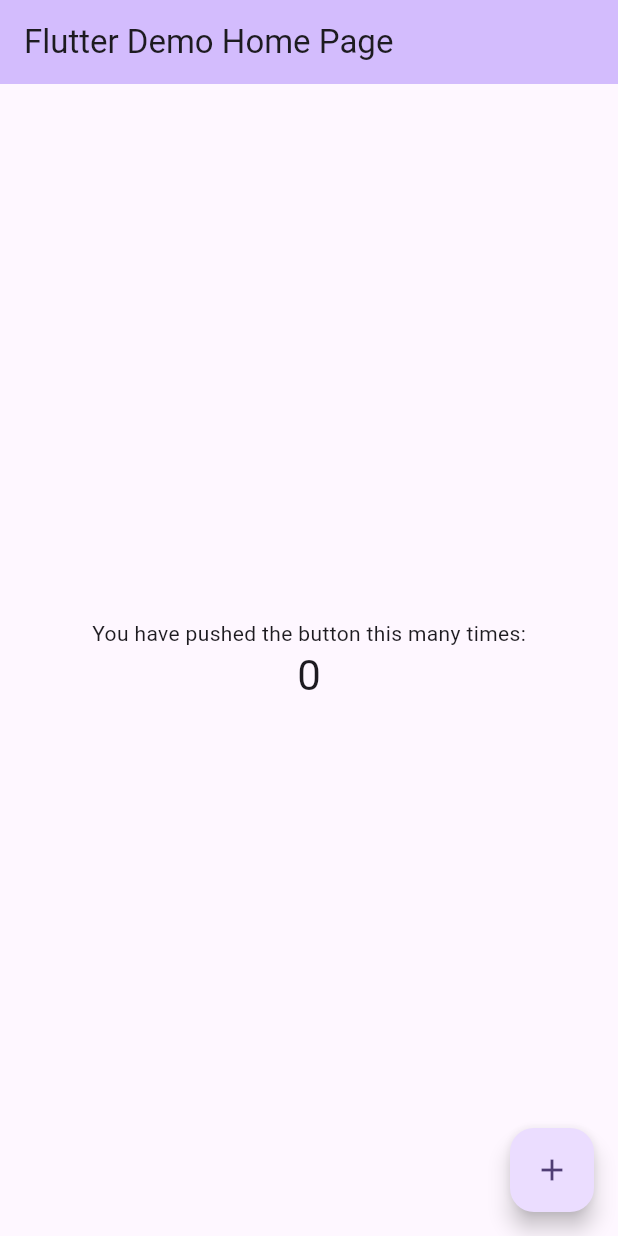
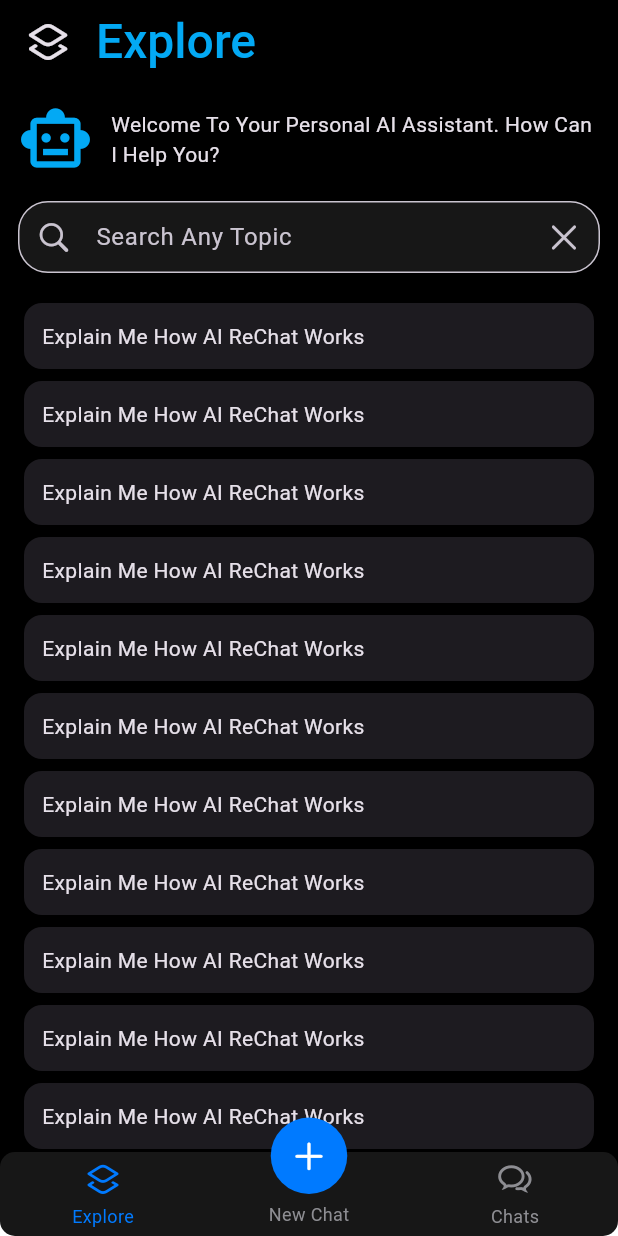
Before and after one commit to Reinvy/flutter-rechat, a Flutter app: the screen it shows after launch, on a phone screen of 412 x 824 dp. Run offline on Flutter 3.47's test engine with Material 3 defaults, Android fonts, the phone set to English and light mode, and no system bars; drawn by our look-alikes of persistent_bottom_nav_bar; our stand-ins replace bloc, flutter_bloc.

Commit message:
update progress UI

```diff
--- /dev/null
+++ b/lib/features/explore/presentation/bloc/home_bloc.dart
@@ -0,0 +1,13 @@
+import 'package:bloc/bloc.dart';
+import 'package:meta/meta.dart';
+
+part 'home_event.dart';
+part 'home_state.dart';
+
+class HomeBloc extends Bloc<HomeEvent, HomeState> {
+  HomeBloc() : super(HomeInitial()) {
+    on<HomeEvent>((event, emit) {
+      // TODO: implement event handler
+    });
+  }
+}
--- /dev/null
+++ b/lib/features/explore/presentation/bloc/home_event.dart
@@ -0,0 +1,4 @@
+part of 'home_bloc.dart';
+
+@immutable
+sealed class HomeEvent {}
--- /dev/null
+++ b/lib/features/explore/presentation/bloc/home_state.dart
@@ -0,0 +1,6 @@
+part of 'home_bloc.dart';
+
+@immutable
+sealed class HomeState {}
+
+final class HomeInitial extends HomeState {}
--- /dev/null
+++ b/lib/features/explore/presentation/screens/explore_screen.dart
@@ -0,0 +1,95 @@
+import 'package:flutter/cupertino.dart';
+import 'package:flutter/material.dart';
+
+class ExploreScreen extends StatelessWidget {
+  const ExploreScreen({super.key});
+
+  @override
+  Widget build(BuildContext context) {
+    return Scaffold(
+      backgroundColor: CupertinoColors.black,
+      appBar: AppBar(
+        backgroundColor: CupertinoColors.black,
+        title: const Row(
+          children: [
+            Icon(
+              CupertinoIcons.layers,
+              size: 32,
+            ),
+            SizedBox(
+              width: 16,
+            ),
+            Text(
+              "Explore",
+              style: TextStyle(
+                fontSize: 32,
+                color: Colors.lightBlue,
+                fontWeight: FontWeight.w500,
+              ),
+            ),
+          ],
+        ),
+      ),
+      body: Padding(
+        padding: const EdgeInsets.all(12),
+        child: Column(
+          children: [
+            const Row(
+              children: [
+                Icon(
+                  Icons.smart_toy_outlined,
+                  color: Colors.lightBlue,
+                  size: 50,
+                ),
+                SizedBox(
+                  width: 12,
+                ),
+                Expanded(
+                  child: Text(
+                    "Welcome To Your Personal AI Assistant. How Can I Help You?",
+                  ),
+                ),
+              ],
+            ),
+            const SizedBox(
+              height: 16,
+            ),
+            TextFormField(
+              decoration: InputDecoration(
+                contentPadding: const EdgeInsets.symmetric(horizontal: 12),
+                hintText: "Search Any Topic",
+                prefixIcon: const Icon(CupertinoIcons.search),
+                suffixIcon: const Icon(CupertinoIcons.clear),
+                filled: true,
+                fillColor: CupertinoColors.darkBackgroundGray,
+                border: OutlineInputBorder(
+                  borderRadius: BorderRadius.circular(20),
+                ),
+              ),
+            ),
+            const SizedBox(
+              height: 16,
+            ),
+            Expanded(
+              child: ListView.builder(
+                itemCount: 20,
+                itemBuilder: (context, index) {
+                  return const Card(
+                    child: Padding(
+                      padding: EdgeInsets.all(12),
+                      child: Row(
+                        children: [
+                          Text("Explain Me How AI ReChat Works"),
+                        ],
+                      ),
+                    ),
+                  );
+                },
+              ),
+            )
+          ],
+        ),
+      ),
+    );
+  }
+}
--- a/lib/main.dart
+++ b/lib/main.dart
@@ -1,4 +1,8 @@
 import 'package:flutter/material.dart';
+import 'package:flutter_bloc/flutter_bloc.dart';
+import 'package:rechat/main_navigation.dart';
+
+import 'features/explore/presentation/bloc/home_bloc.dart';
 
 void main() {
   runApp(const MyApp());
@@ -7,119 +11,21 @@ void main() {
 class MyApp extends StatelessWidget {
   const MyApp({super.key});
 
-  // This widget is the root of your application.
   @override
   Widget build(BuildContext context) {
-    return MaterialApp(
-      title: 'Flutter Demo',
-      theme: ThemeData(
-        // This is the theme of your application.
-        //
-        // TRY THIS: Try running your application with "flutter run". You'll see
-        // the application has a purple toolbar. Then, without quitting the app,
-        // try changing the seedColor in the colorScheme below to Colors.green
-        // and then invoke "hot reload" (save your changes or press the "hot
-        // reload" button in a Flutter-supported IDE, or press "r" if you used
-        // the command line to start the app).
-        //
-        // Notice that the counter didn't reset back to zero; the application
-        // state is not lost during the reload. To reset the state, use hot
-        // restart instead.
-        //
-        // This works for code too, not just values: Most code changes can be
-        // tested with just a hot reload.
-        colorScheme: ColorScheme.fromSeed(seedColor: Colors.deepPurple),
-        useMaterial3: true,
+    return MultiBlocProvider(
+      providers: [
+        BlocProvider(
+          create: (context) => HomeBloc(),
+        )
+      ],
+      child: MaterialApp(
+        title: 'ReChat',
+        theme: ThemeData.dark(
+          useMaterial3: true,
+        ),
+        home: const MainNavigation(),
       ),
-      home: const MyHomePage(title: 'Flutter Demo Home Page'),
     );
   }
 }
-
-class MyHomePage extends StatefulWidget {
-  const MyHomePage({super.key, required this.title});
-
-  // This widget is the home page of your application. It is stateful, meaning
-  // that it has a State object (defined below) that contains fields that affect
-  // how it looks.
-
-  // This class is the configuration for the state. It holds the values (in this
-  // case the title) provided by the parent (in this case the App widget) and
-  // used by the build method of the State. Fields in a Widget subclass are
-  // always marked "final".
-
-  final String title;
-
-  @override
-  State<MyHomePage> createState() => _MyHomePageState();
-}
-
-class _MyHomePageState extends State<MyHomePage> {
-  int _counter = 0;
-
-  void _incrementCounter() {
-    setState(() {
-      // This call to setState tells the Flutter framework that something has
-      // changed in this State, which causes it to rerun the build method below
-      // so that the display can reflect the updated values. If we changed
-      // _counter without calling setState(), then the build method would not be
-      // called again, and so nothing would appear to happen.
-      _counter++;
-    });
-  }
-
-  @override
-  Widget build(BuildContext context) {
-    // This method is rerun every time setState is called, for instance as done
-    // by the _incrementCounter method above.
-    //
-    // The Flutter framework has been optimized to make rerunning build methods
-    // fast, so that you can just rebuild anything that needs updating rather
-    // than having to individually change instances of widgets.
-    return Scaffold(
-      appBar: AppBar(
-        // TRY THIS: Try changing the color here to a specific color (to
-        // Colors.amber, perhaps?) and trigger a hot reload to see the AppBar
-        // change color while the other colors stay the same.
-        backgroundColor: Theme.of(context).colorScheme.inversePrimary,
-        // Here we take the value from the MyHomePage object that was created by
-        // the App.build method, and use it to set our appbar title.
-        title: Text(widget.title),
-      ),
-      body: Center(
-        // Center is a layout widget. It takes a single child and positions it
-        // in the middle of the parent.
-        child: Column(
-          // Column is also a layout widget. It takes a list of children and
-          // arranges them vertically. By default, it sizes itself to fit its
-          // children horizontally, and tries to be as tall as its parent.
-          //
-          // Column has various properties to control how it sizes itself and
-          // how it positions its children. Here we use mainAxisAlignment to
-          // center the children vertically; the main axis here is the vertical
-          // axis because Columns are vertical (the cross axis would be
-          // horizontal).
-          //
-          // TRY THIS: Invoke "debug painting" (choose the "Toggle Debug Paint"
-          // action in the IDE, or press "p" in the console), to see the
-          // wireframe for each widget.
-          mainAxisAlignment: MainAxisAlignment.center,
-          children: <Widget>[
-            const Text(
-              'You have pushed the button this many times:',
-            ),
-            Text(
-              '$_counter',
-              style: Theme.of(context).textTheme.headlineMedium,
-            ),
-          ],
-        ),
-      ),
-      floatingActionButton: FloatingActionButton(
-        onPressed: _incrementCounter,
-        tooltip: 'Increment',
-        child: const Icon(Icons.add),
-      ), // This trailing comma makes auto-formatting nicer for build methods.
-    );
-  }
-}
--- /dev/null
+++ b/lib/main_navigation.dart
@@ -0,0 +1,119 @@
+import 'package:flutter/cupertino.dart';
+import 'package:flutter/material.dart';
+import 'package:flutter/services.dart';
+import 'package:persistent_bottom_nav_bar/persistent_tab_view.dart';
+import 'package:rechat/features/chat/presentation/screens/ai_rechat_screen.dart';
+import 'package:rechat/features/chat/presentation/screens/history_chat_screen.dart';
+import 'package:rechat/features/explore/presentation/screens/explore_screen.dart';
+
+class MainNavigation extends StatelessWidget {
+  const MainNavigation({super.key});
+
+  List<Widget> _buildScreens() {
+    return [
+      const ExploreScreen(),
+      const AIReChatScreen(),
+      const HistoryChatScreen(),
+    ];
+  }
+
+  List<PersistentBottomNavBarItem> _navBarsItems() {
+    return [
+      PersistentBottomNavBarItem(
+        icon: const Icon(CupertinoIcons.layers),
+        title: ("Explore"),
+        activeColorPrimary: CupertinoColors.activeBlue,
+        inactiveColorPrimary: CupertinoColors.systemGrey,
+      ),
+      PersistentBottomNavBarItem(
+        onPressed: (context) {
+          Navigator.of(context!, rootNavigator: true).push(
+            MaterialPageRoute(
+              builder: (context) => const AIReChatScreen(),
+            ),
+          );
+        },
+        icon: const Icon(CupertinoIcons.add),
+        title: ("New Chat"),
+        activeColorSecondary: CupertinoColors.white,
+        activeColorPrimary: CupertinoColors.activeBlue,
+        inactiveColorPrimary: CupertinoColors.systemGrey,
+      ),
+      PersistentBottomNavBarItem(
+        icon: const Icon(CupertinoIcons.chat_bubble_2),
+        title: ("Chats"),
+        activeColorPrimary: CupertinoColors.activeBlue,
+        inactiveColorPrimary: CupertinoColors.systemGrey,
+      ),
+    ];
+  }
+
+  void _showBackDialog(context) {
+    showDialog<void>(
+      context: context,
+      builder: (BuildContext context) {
+        return AlertDialog(
+          title: const Text('Konfirmasi'),
+          content: const Text(
+            'Apakah Anda yakin ingin keluar dari aplikasi?',
+          ),
+          actions: <Widget>[
+            TextButton(
+              style: TextButton.styleFrom(
+                textStyle: Theme.of(context).textTheme.labelLarge,
+              ),
+              child: const Text('Tidak'),
+              onPressed: () {
+                Navigator.pop(context);
+              },
+            ),
+            TextButton(
+              style: TextButton.styleFrom(
+                textStyle: Theme.of(context).textTheme.labelLarge,
+              ),
+              child: const Text('Ya'),
+              onPressed: () {
+                Navigator.pop(context);
+                SystemNavigator.pop();
+              },
+            ),
+          ],
+        );
+      },
+    );
+  }
+
+  @override
+  Widget build(BuildContext context) {
+    return PopScope(
+      canPop: false,
+      onPopInvoked: (didPop) async {
+        if (didPop) {
+          return;
+        }
+        _showBackDialog(context);
+      },
+      child: PersistentTabView(
+        context,
+        screens: _buildScreens(),
+        items: _navBarsItems(),
+        resizeToAvoidBottomInset: true,
+        backgroundColor: CupertinoColors.darkBackgroundGray,
+        decoration: NavBarDecoration(
+          borderRadius: BorderRadius.circular(10.0),
+          colorBehindNavBar: CupertinoColors.white,
+        ),
+        itemAnimationProperties: const ItemAnimationProperties(
+          duration: Duration(milliseconds: 200),
+          curve: Curves.ease,
+        ),
+        screenTransitionAnimation: const ScreenTransitionAnimation(
+          animateTabTransition: true,
+          curve: Curves.ease,
+          duration: Duration(milliseconds: 200),
+        ),
+        navBarStyle: NavBarStyle.style15,
+      ),
+    );
+  }
+}
--- a/pubspec.yaml
+++ b/pubspec.yaml
@@ -36,6 +36,7 @@ dependencies:
   # Use with the CupertinoIcons class for iOS style icons.
   cupertino_icons: ^1.0.2
   flutter_bloc: ^8.1.3
+  persistent_bottom_nav_bar: ^5.0.2
 
 dev_dependencies:
   flutter_test:
```
Also changed, not shown: lib/features/chat/presentation/screens/ai_rechat_screen.dart (added, +122 -0 lines), lib/features/chat/presentation/screens/history_chat_screen.dart (added, +85 -0 lines), pubspec.lock.
